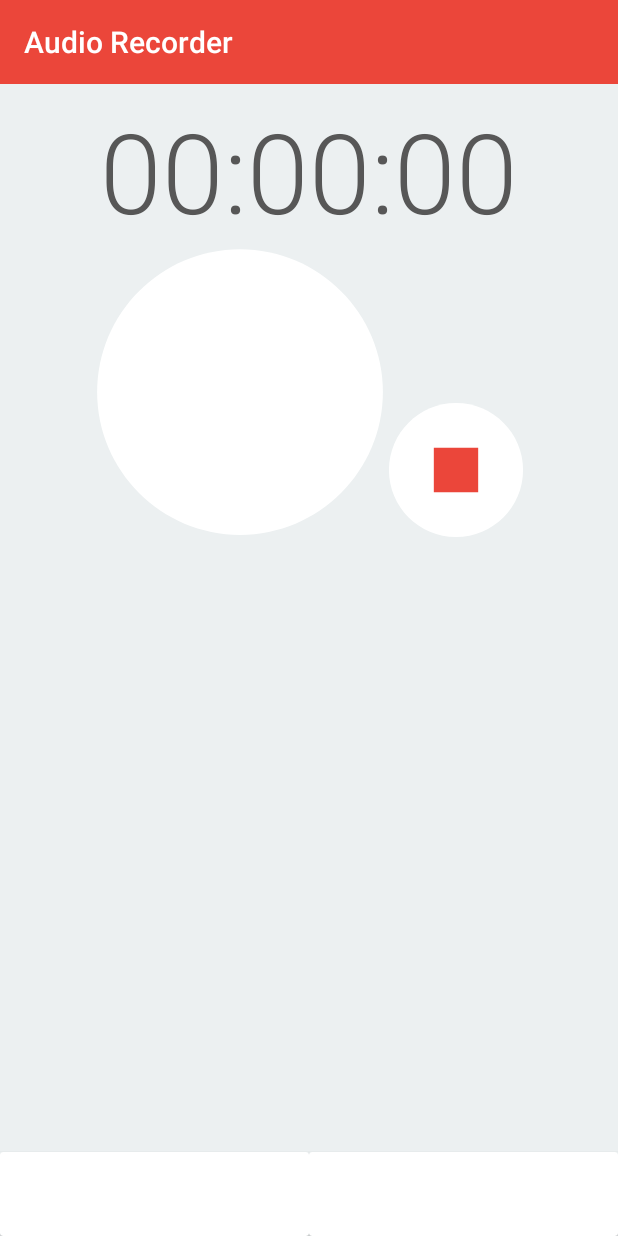
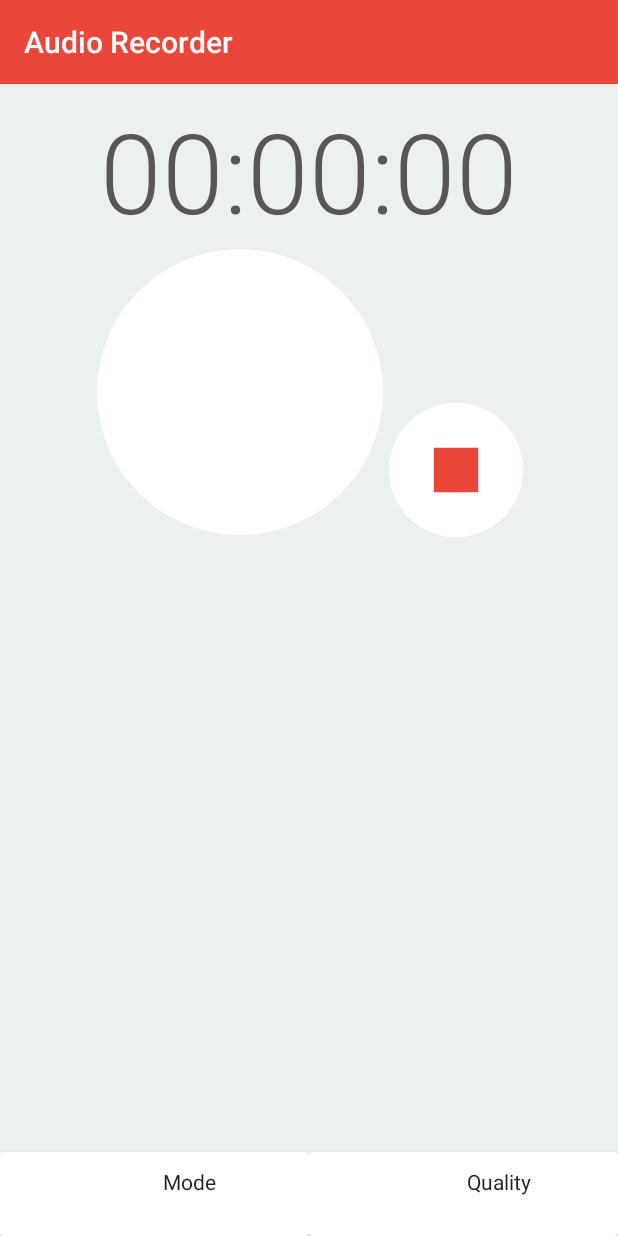
Before and after one commit to Joxit/android-audio-recorder, an Android app: the screen it shows after launch (MainActivity), on a phone screen of 412 x 824 dp. Run offline under Robolectric (Android 15) with nearby library versions, the phone set to English and light mode, and no system bars; our stand-ins replace navigation-ui; libraries missing offline, so code that uses them is left out: com.mikepenz.materialdrawer; 7 statements that could not run were skipped.

Commit message:
fix(mode_quality): use app theme and add missing colors

```diff
--- a/app/src/main/res/layout/snackbar_mode_quality_buttons.xml
+++ b/app/src/main/res/layout/snackbar_mode_quality_buttons.xml
@@ -5,7 +5,8 @@
     android:layout_alignParentBottom="true"
     android:baselineAligned="false"
     android:orientation="horizontal"
-    android:weightSum="2.0">
+    android:weightSum="2.0"
+    android:theme="@style/Theme.AppTheme">
 
     <androidx.cardview.widget.CardView
         android:layout_width="0.0dip"
--- a/app/src/main/res/values/colors.xml
+++ b/app/src/main/res/values/colors.xml
@@ -11,6 +11,7 @@
     <color name="recording_time_color">#ff575757</color>
     <color name="recording_title_color">#ff404040</color>
     <color name="primary">#EB463A</color>
+    <color name="primaryDark">#FFBC3629</color>
     <color name="primary_text_light">#ff424242</color>
     <color name="secondary_text_light">#ffa2a2a2</color>
     <color name="tab_text_color_selected">#ffffffff</color>
--- a/app/src/main/res/values/themes.xml
+++ b/app/src/main/res/values/themes.xml
@@ -3,9 +3,11 @@
     <style name="Theme.AppTheme" parent="Theme.AppCompat.Light.DarkActionBar">
         <!-- Primary brand color. -->
         <item name="colorPrimary">@color/primary</item>
-        <item name="colorPrimaryDark">@color/primary</item>
-        <item name="colorAccent">@color/primary</item>
+        <item name="colorPrimaryDark">@color/primaryDark</item>
+        <item name="colorAccent">@color/teal_700</item>
         <!-- Customize your theme here. -->
+        <item name="android:textColorPrimary">@color/abc_primary_text_material_light</item>
+        <item name="android:textColorSecondary">@color/abc_secondary_text_material_light</item>
     </style>
 
     <style name="Theme.AppTheme.NoActionBar">
```
